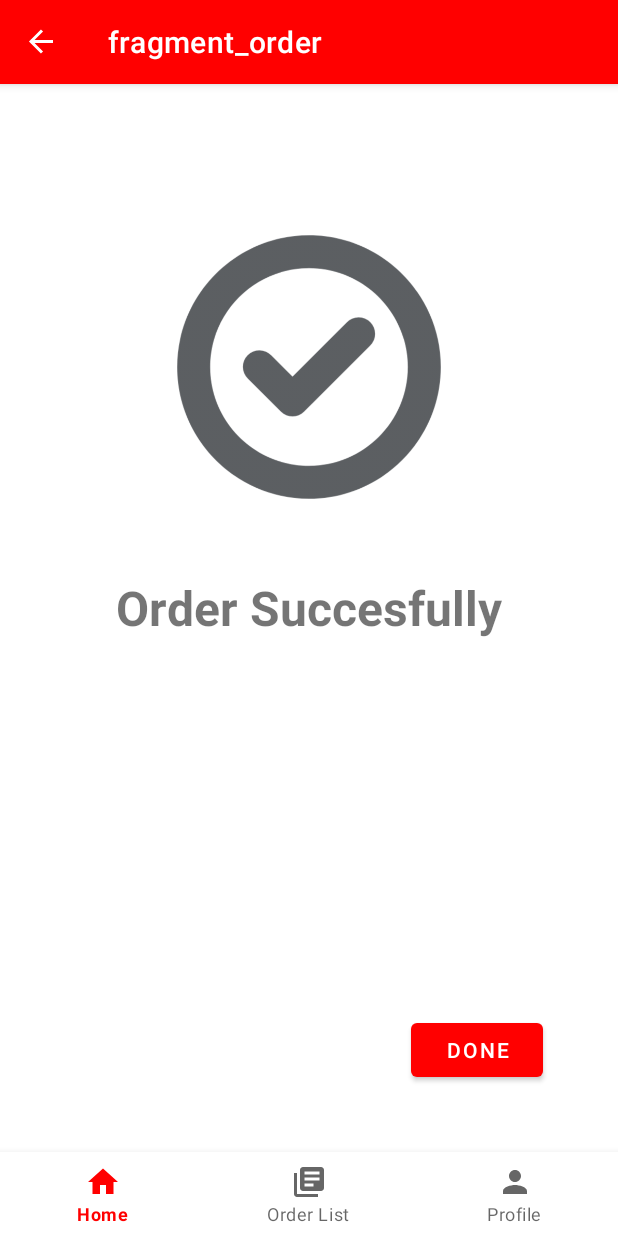
After one commit to NatasyaTanjaya8/Adv160420053_UbayaLibrary, an Android app: the OrderFragment screen opened through its navigation route, on a phone screen of 412 x 824 dp. The commit adds this screen. Run offline under Robolectric (Android 15) with nearby library versions, the phone set to English and light mode, and no system bars; our stand-ins replace Volley, navigation-ui.

Commit message:
24 April 2023 17:58 WIB

```diff
--- a/app/src/main/java/com/natasya/s160420053_ubayalibrary/view/BookDetailFragment.kt
+++ b/app/src/main/java/com/natasya/s160420053_ubayalibrary/view/BookDetailFragment.kt
@@ -6,6 +6,7 @@ import android.view.LayoutInflater
 import android.view.View
 import android.view.ViewGroup
 import androidx.lifecycle.ViewModelProvider
+import androidx.navigation.Navigation
 import com.natasya.s160420053_ubayalibrary.R
 import com.natasya.s160420053_ubayalibrary.viewmodel.DetailViewModel
 import kotlinx.android.synthetic.main.fragment_book_detail.*
@@ -45,5 +46,9 @@ class BookDetailFragment : Fragment() {
             textPenerbit.text = "Penerbit: $penerbit"
             textTanggalRilis.text = "Tanggal Rilis: $tanggal_rilis"
         }
+        buttonOrder.setOnClickListener {
+            var action = BookDetailFragmentDirections.actionOrderFragment()
+            Navigation.findNavController(it).navigate(action)
+        }
     }
 }
--- /dev/null
+++ b/app/src/main/java/com/natasya/s160420053_ubayalibrary/view/OrderFragment.kt
@@ -0,0 +1,29 @@
+package com.natasya.s160420053_ubayalibrary.view
+
+import android.os.Bundle
+import androidx.fragment.app.Fragment
+import android.view.LayoutInflater
+import android.view.View
+import android.view.ViewGroup
+import androidx.navigation.Navigation
+import com.natasya.s160420053_ubayalibrary.R
+import kotlinx.android.synthetic.main.fragment_order.*
+
+class OrderFragment : Fragment() {
+
+    override fun onCreateView(
+        inflater: LayoutInflater, container: ViewGroup?,
+        savedInstanceState: Bundle?
+    ): View? {
+        // Inflate the layout for this fragment
+        return inflater.inflate(R.layout.fragment_order, container, false)
+    }
+
+    override fun onViewCreated(view: View, savedInstanceState: Bundle?) {
+        super.onViewCreated(view, savedInstanceState)
+        btnDone.setOnClickListener {
+            var action = OrderFragmentDirections.actionItemHome()
+            Navigation.findNavController(it).navigate(action)
+        }
+    }
+}
--- a/app/src/main/java/com/natasya/s160420053_ubayalibrary/viewmodel/ListViewModel.kt
+++ b/app/src/main/java/com/natasya/s160420053_ubayalibrary/viewmodel/ListViewModel.kt
@@ -17,8 +17,6 @@ class ListViewModel(application: Application):AndroidViewModel(application) {
     var booksLD = MutableLiveData<ArrayList<Book>>()
     var bookLoadError = MutableLiveData<Boolean>()
     var loadingLD = MutableLiveData<Boolean>()
-    var TAG = "volleyTag"
-    private var queue: RequestQueue? = null
 
     fun refresh(){
         /*
--- /dev/null
+++ b/app/src/main/res/layout/fragment_order.xml
@@ -0,0 +1,45 @@
+<?xml version="1.0" encoding="utf-8"?>
+<FrameLayout xmlns:android="http://schemas.android.com/apk/res/android"
+    xmlns:app="http://schemas.android.com/apk/res-auto"
+    xmlns:tools="http://schemas.android.com/tools"
+    android:layout_width="match_parent"
+    android:layout_height="match_parent"
+    tools:context=".view.OrderFragment">
+
+    <androidx.constraintlayout.widget.ConstraintLayout
+        android:layout_width="match_parent"
+        android:layout_height="match_parent">
+
+        <TextView
+            android:id="@+id/textView2"
+            android:layout_width="wrap_content"
+            android:layout_height="wrap_content"
+            android:layout_marginTop="50dp"
+            android:text="Order Succesfully"
+            android:textSize="32dp"
+            android:textStyle="bold"
+            app:layout_constraintEnd_toEndOf="parent"
+            app:layout_constraintStart_toStartOf="parent"
+            app:layout_constraintTop_toBottomOf="@+id/imageView5" />
+
+        <Button
+            android:id="@+id/btnDone"
+            android:layout_width="wrap_content"
+            android:layout_height="wrap_content"
+            android:layout_marginEnd="50dp"
+            android:layout_marginBottom="100dp"
+            android:text="Done"
+            app:layout_constraintBottom_toBottomOf="parent"
+            app:layout_constraintEnd_toEndOf="parent" />
+
+        <ImageView
+            android:id="@+id/imageView5"
+            android:layout_width="176dp"
+            android:layout_height="177dp"
+            android:layout_marginTop="100dp"
+            android:src="@drawable/icon_tick"
+            app:layout_constraintEnd_toEndOf="parent"
+            app:layout_constraintStart_toStartOf="parent"
+            app:layout_constraintTop_toTopOf="parent" />
+    </androidx.constraintlayout.widget.ConstraintLayout>
+</FrameLayout>
--- a/app/src/main/res/navigation/host_navigation.xml
+++ b/app/src/main/res/navigation/host_navigation.xml
@@ -50,5 +50,17 @@
         <argument
             android:name="url"
             app:argType="string" />
+        <action
+            android:id="@+id/actionOrderFragment"
+            app:destination="@id/orderFragment" />
+    </fragment>
+    <fragment
+        android:id="@+id/orderFragment"
+        android:name="com.natasya.s160420053_ubayalibrary.view.OrderFragment"
+        android:label="fragment_order"
+        tools:layout="@layout/fragment_order" >
+        <action
+            android:id="@+id/actionItemHome"
+            app:destination="@id/itemHome" />
     </fragment>
 </navigation>
```
Also changed, not shown: app/src/main/res/drawable-v24/icon_tick.png (added), app/src/main/res/drawable/icon_tick.png (added).
